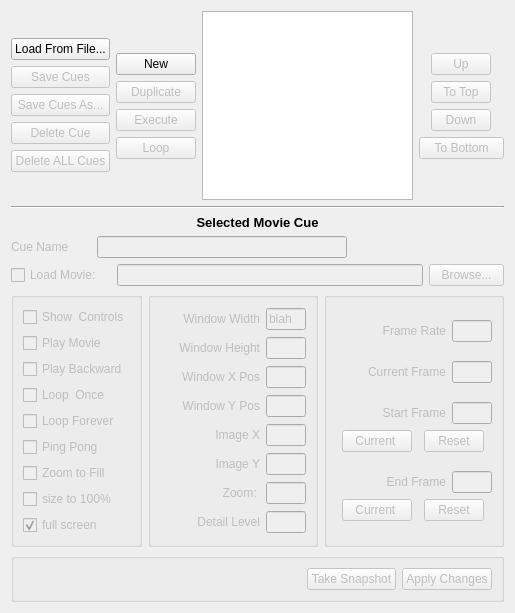
Qt form blockbuster/src/blockbuster/MovieCueWidget.ui (LLNL/blockbuster) before a commit.
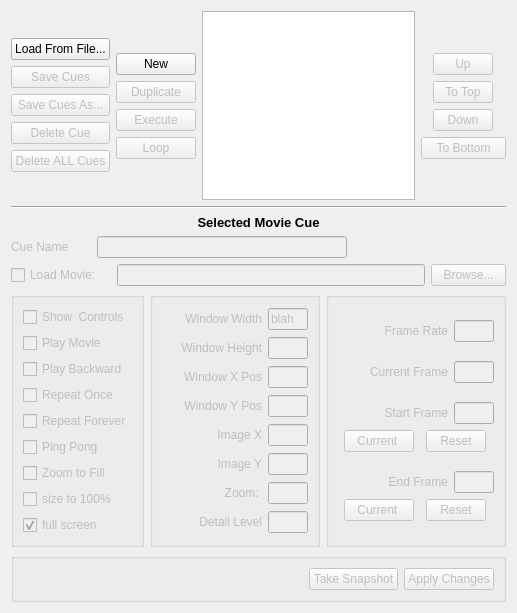
The same form after that commit.

Commit message: change "loop" to "repeat" in interface for clarity

Patch:
```diff
--- a/blockbuster/src/blockbuster/MovieCueWidget.ui
+++ b/blockbuster/src/blockbuster/MovieCueWidget.ui
@@ -585,7 +585,7 @@
            <string>Play the movie twice.  </string>
           </property>
           <property name="text">
-           <string>Loop  Once</string>
+           <string>Repeat Once</string>
           </property>
           <property name="tristate">
            <bool>false</bool>
@@ -601,7 +601,7 @@
            <string>If enabled, the movie will repeat in a loop forever</string>
           </property>
           <property name="text">
-           <string>Loop Forever</string>
+           <string>Repeat Forever</string>
           </property>
          </widget>
         </item>
```
Left out of the diff: 4 changed lines with no effect on the pictures. The commit also changes 18 other files.
